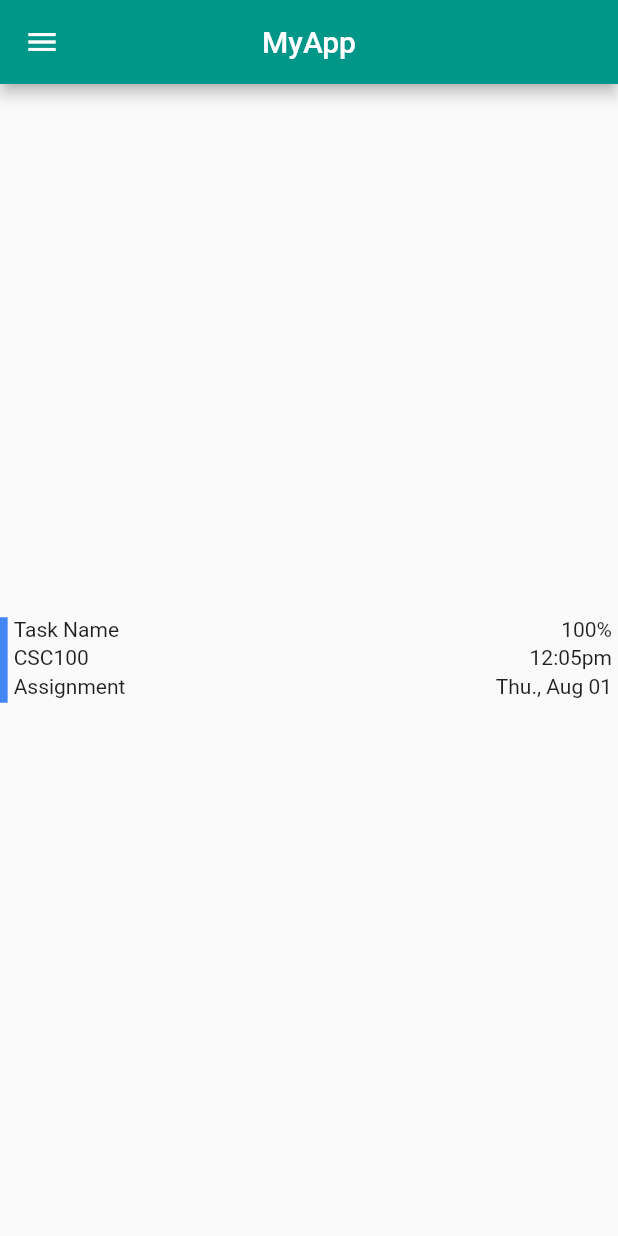
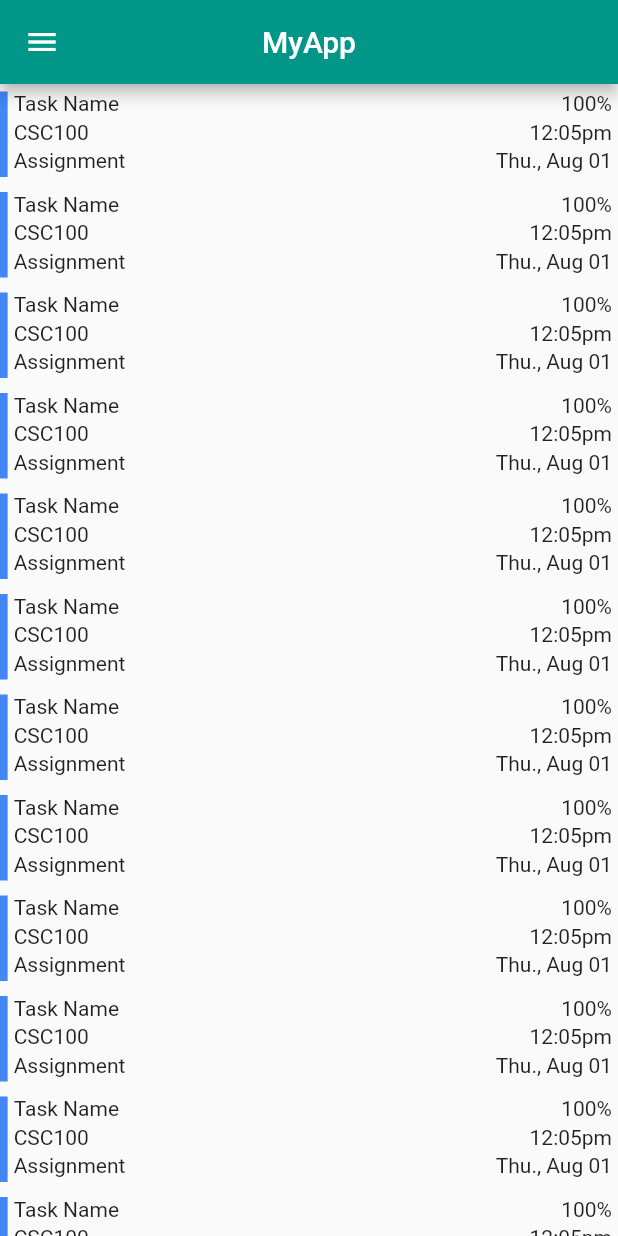
Before and after one commit to owais635/Planner_Flutter_Web, a Flutter app: the screen it shows after launch, on a phone screen of 412 x 824 dp. Run offline on Flutter 3.47's test engine with Material 2 defaults, Android fonts, the phone set to English and light mode, and no system bars; missing offline and left inert: flutter_web; Roboto replaces fonts that are missing (RobotoMono).

Commit message:
can show multiple tasks

```diff
--- a/lib/main.dart
+++ b/lib/main.dart
@@ -10,10 +10,7 @@ class MyApp extends StatelessWidget {
     return MaterialApp(
       title: 'MyApp - Flutter For Web',
       debugShowCheckedModeBanner: false,
-      theme: ThemeData(
-        primarySwatch: Colors.teal,
-        fontFamily: 'RobotoMono'
-      ),
+      theme: ThemeData(primarySwatch: Colors.teal, fontFamily: 'RobotoMono'),
       home: MyWebsite(),
     );
   }
@@ -41,21 +38,14 @@ class MyWebsite extends StatelessWidget {
           ],
         ),
       ),
-      body: Center(child: TaskItem()
-
-          // Column(
-          //   mainAxisAlignment: MainAxisAlignment.center,
-          //   children: <Widget>[
-          //     // Padding(
-          //     //   padding: const EdgeInsets.all(20.0),
-          //     //   child: Text(
-          //     //     'Welcome to Flutter For Web',
-          //     //     style: TextStyle(fontSize: 24.0, fontWeight: FontWeight.bold),
-          //     //   ),
-          //     // ),
-          //   ],
-          // ),
-          ),
+      body: Center(
+        child: ListView(
+          children: <Widget>[
+            TaskItem(),TaskItem(),TaskItem(),TaskItem(),TaskItem(),TaskItem(),TaskItem(),TaskItem(),TaskItem(),TaskItem(),TaskItem(),TaskItem(),TaskItem(),TaskItem(),TaskItem(),TaskItem(),
+          ],
+        ),
+        // ),
+      ),
     );
   }
 }
--- a/lib/widgets/task_item.dart
+++ b/lib/widgets/task_item.dart
@@ -13,7 +13,7 @@ class TaskItem extends StatelessWidget {
 
   // No native way to use hex colours.
   // https://stackoverflow.com/a/53905427
-  static convertHexColour (String hexColor){
+  static convertHexColour(String hexColor) {
     hexColor = hexColor.toUpperCase().replaceAll("#", "");
     if (hexColor.length == 6) {
       hexColor = "FF" + hexColor;
@@ -22,7 +22,9 @@ class TaskItem extends StatelessWidget {
   }
 
   Widget build(BuildContext context) {
-    return IntrinsicHeight(
+    return Padding(
+        padding: const EdgeInsets.symmetric(vertical: 5.0),
+        child: IntrinsicHeight(
             child: Row(
           // mainAxisSize: MainAxisSize.max,
           children: <Widget>[
@@ -67,6 +69,6 @@ class TaskItem extends StatelessWidget {
                   ],
                 ))
           ],
-    ));
+        )));
   }
 }
```
Lines whose indentation alone changed are shown as unchanged.
